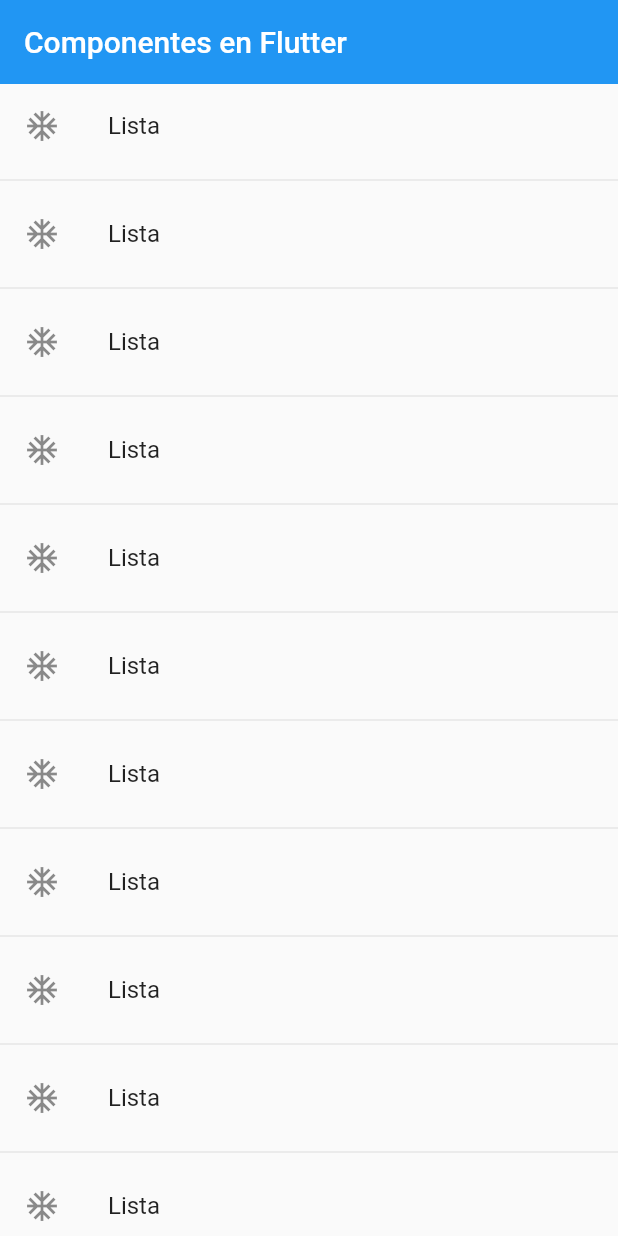
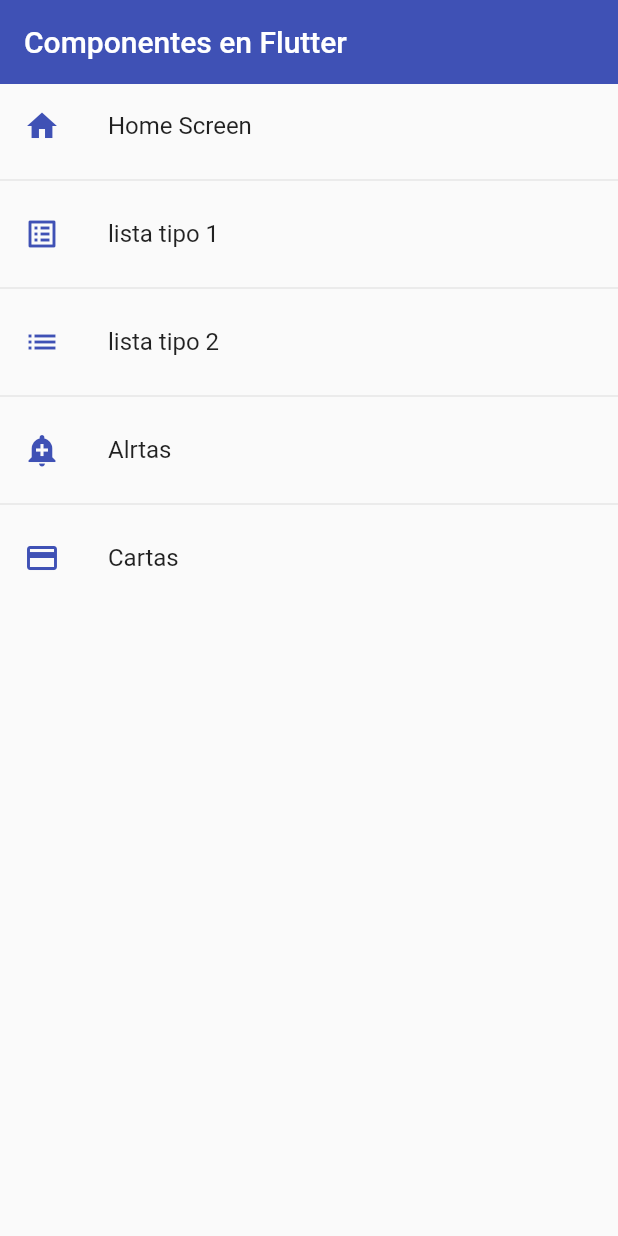
Before and after one commit to JuanShotLC/flutter_componets, a Flutter app: the screen it shows after launch, on a phone screen of 412 x 824 dp. Run offline on Flutter 3.47's test engine with Material 2 defaults, Android fonts, the phone set to English and light mode, and no system bars.

Commit message:
Routes y temas

```diff
--- a/lib/main.dart
+++ b/lib/main.dart
@@ -1,5 +1,6 @@
 import 'package:flutter/material.dart';
-import 'package:flutter_componets/screens/screens.dart';
+import 'package:flutter_componets/routers/app_routes.dart';
+import 'package:flutter_componets/themes/app_theme.dart';
 
 
 void main() => runApp(const MyApp());
@@ -11,21 +12,10 @@
   Widget build(BuildContext context) {
     return MaterialApp(
       debugShowCheckedModeBanner: false,
-      //home: const Listview2Screen(),
-      initialRoute: 'home',
-      routes: {
-        'home':(BuildContext context) => const HomeScreen(),
-        'listview1': (BuildContext context) => const Listview1Screen(),
-        'listview2': (BuildContext context) => const Listview2Screen(),
-        'alrt': (BuildContext context) => const AlertScreen(),
-        'card': (BuildContext context) => const CardScreen(),
-       },
-       onGenerateRoute: (settings) {
-         return MaterialPageRoute(
-               builder: (context) => const Listview1Screen(),
-           );
-
-       },
-    );
+      initialRoute: AppRoutes.initalRoute,
+      routes: AppRoutes.getsAppRoetes(),
+      onGenerateRoute: AppRoutes.onGenerateRoute,
+      theme: AppTheme.lightTheme,
+      );
   }
 }
--- /dev/null
+++ b/lib/models/menu_option.dart
@@ -0,0 +1,14 @@
+import 'package:flutter/material.dart' show IconData, Widget;
+
+class MenuOption {
+  final String route;
+  final IconData icon;
+  final String name;
+  final Widget screen;
+
+  MenuOption(
+      {required this.route,
+      required this.icon,
+      required this.name,
+      required this.screen});
+}
--- /dev/null
+++ b/lib/models/models.dart
@@ -0,0 +1 @@
+export 'package:flutter_componets/models/menu_option.dart';
--- /dev/null
+++ b/lib/routers/app_routes.dart
@@ -0,0 +1,43 @@
+import 'package:flutter/material.dart';
+import 'package:flutter_componets/models/models.dart';
+import 'package:flutter_componets/screens/screens.dart';
+
+
+class AppRoutes {
+  static const initalRoute = 'home';
+
+  static final menuOptions = <MenuOption>[
+    MenuOption(route: 'home', name: 'Home Screen', screen: const HomeScreen(), icon: Icons.home),
+    MenuOption(route: 'listview1', name: 'lista tipo 1', screen: const Listview1Screen(), icon: Icons.list_alt),
+    MenuOption(route: 'listview2', name: 'lista tipo 2', screen: const Listview2Screen(), icon: Icons.list),
+    MenuOption(route: 'alrt', name: 'Alrtas', screen: const AlertScreen(), icon: Icons.add_alert),
+    MenuOption(route: 'card', name: 'Cartas', screen: const CardScreen(), icon: Icons.credit_card),
+
+  ];
+
+  static Map<String, Widget Function(BuildContext)> getsAppRoetes() {
+
+    Map<String, Widget Function(BuildContext)> appRoutes = {};
+
+    for (final option in menuOptions) {
+      appRoutes.addAll({ option.route : (BuildContext context) => option.screen });
+    }
+    return appRoutes;
+  }
+
+
+  // static Map<String, Widget Function(BuildContext)> routes = {
+  //       'home':(BuildContext context) => const HomeScreen(),
+  //       'listview1': (BuildContext context) => const Listview1Screen(),
+  //       'listview2': (BuildContext context) => const Listview2Screen(),
+  //       'alrt': (BuildContext context) => const AlertScreen(),
+  //       'card': (BuildContext context) => const CardScreen(),
+  //      };
+
+  static Route<dynamic> onGenerateRoute(RouteSettings settings){
+         return MaterialPageRoute(
+               builder: (context) => const Listview1Screen(),
+           );
+
+  }
+}
--- a/lib/screens/home_screen.dart
+++ b/lib/screens/home_screen.dart
@@ -1,4 +1,6 @@
 import 'package:flutter/material.dart';
+import 'package:flutter_componets/routers/app_routes.dart';
+import 'package:flutter_componets/themes/app_theme.dart';
 
 class HomeScreen extends StatelessWidget {
 
@@ -6,15 +8,17 @@
 
   @override
   Widget build(BuildContext context) {
+
+    final menuOptions = AppRoutes.menuOptions;
+
     return Scaffold(
       appBar: AppBar(
         title: const Text('Componentes en Flutter'),
-        elevation: 0,
       ),
       body: ListView.separated(
-        itemBuilder: (context, index) => ListTile(
-          title: const Text('Lista'),
-          leading: const Icon(Icons.ac_unit_outlined),
+        itemBuilder: (context, i) => ListTile(
+          title:  Text( menuOptions[i].name),
+          leading: Icon( menuOptions[i].icon, color: AppTheme.primary,),
           onTap: () {
 
             // final route = MaterialPageRoute(
@@ -22,12 +26,13 @@
             //   );
             // Navigator.push(context, route );
 
-            Navigator.pushNamed(context, 'card');
+            Navigator.pushNamed(context, menuOptions[i].route);
 
           },
         ),
         separatorBuilder: ( _ , __ ) => const Divider(),
-        itemCount: 100),
+        itemCount: menuOptions.length
+      ),
     );
   }
 }
--- a/lib/screens/listview2_screen.dart
+++ b/lib/screens/listview2_screen.dart
@@ -11,8 +11,7 @@
     return Scaffold(
       appBar: AppBar(
         title: const Text("Listview Tipo 2"),
-        elevation: 0,
-        backgroundColor: Colors.indigo,
+        backgroundColor: const Color.fromARGB(255, 36, 186, 28),
       ),
       body:  ListView.separated(
         itemCount: options.length,
--- /dev/null
+++ b/lib/themes/app_theme.dart
@@ -0,0 +1,13 @@
+import 'package:flutter/material.dart';
+
+class AppTheme {
+  static const Color primary = Colors.indigo;
+
+  static final ThemeData lightTheme = ThemeData.light().copyWith(
+        primaryColor: Colors.indigo,
+        appBarTheme: const AppBarTheme(
+          color: Colors.indigo,
+          elevation: 0
+        ),
+  );
+}
```
